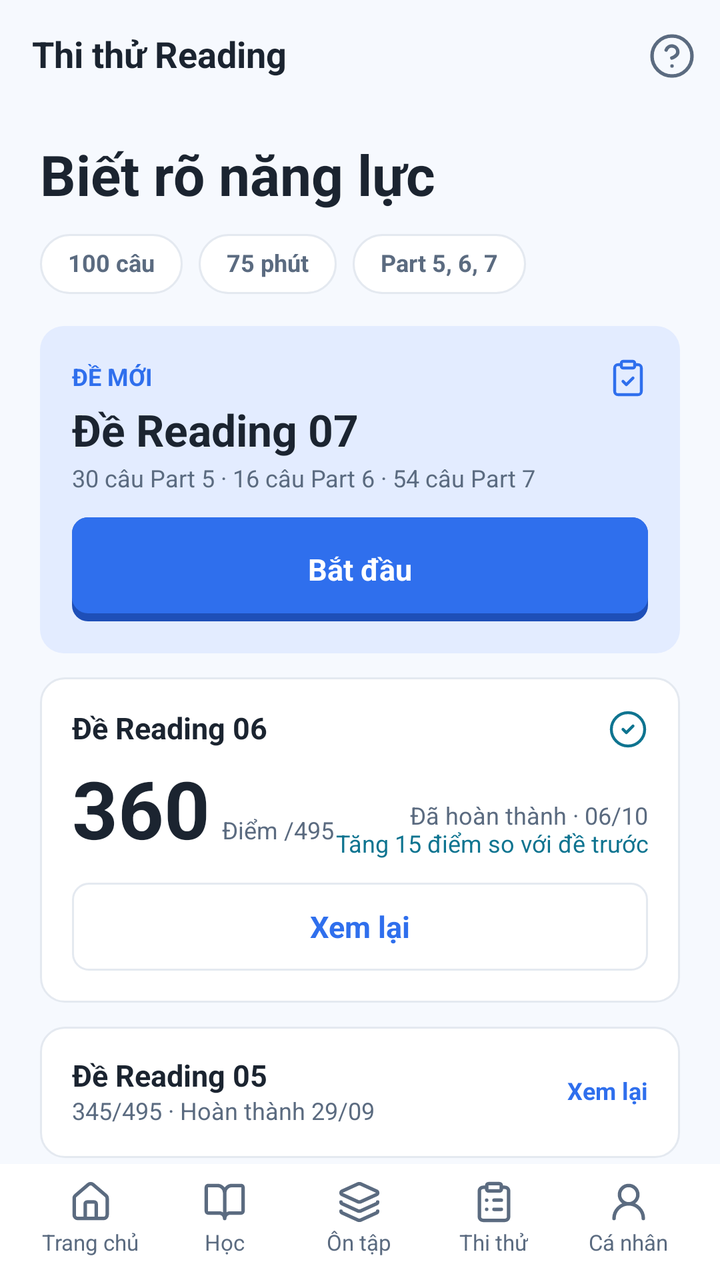
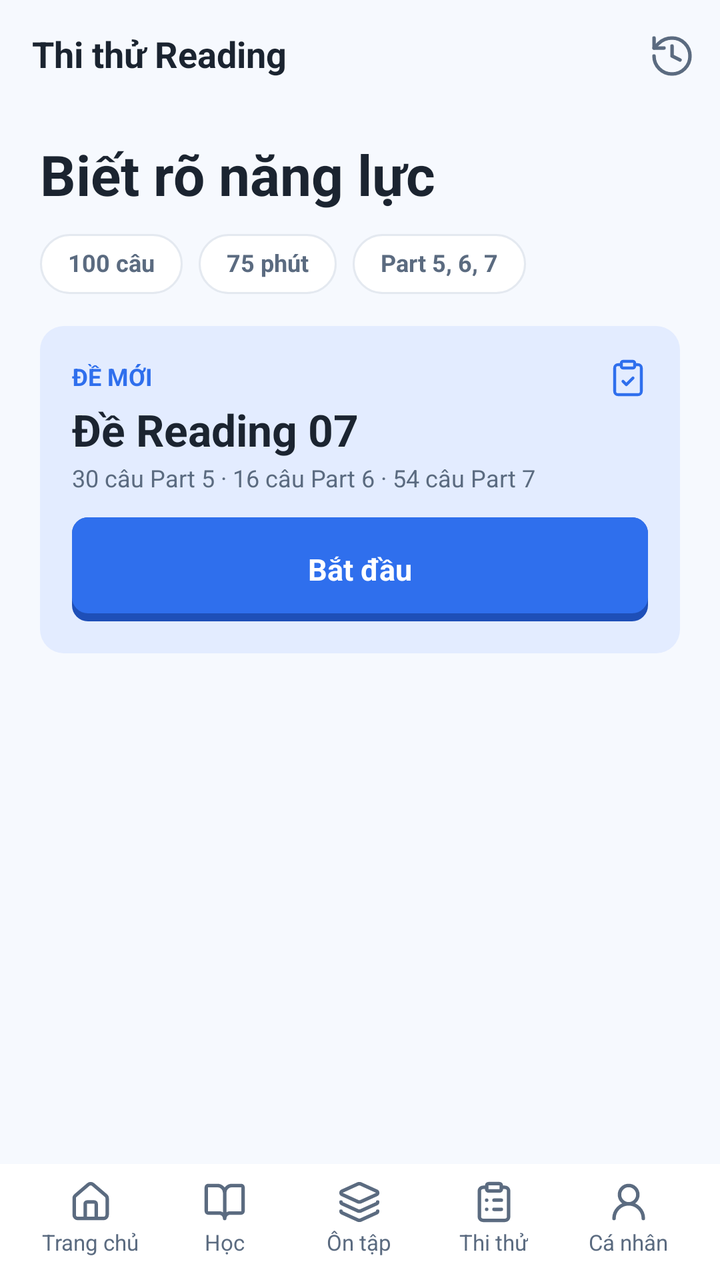

The first picture is an Android layout as it rendered before a commit; the second is the same layout after the commit. The layout source and the unified diff follow.
<!-- AndroidManifest.xml: application theme Theme.NT118_Project -->
<!-- res/layout/fragment_exam_list.xml -->
<?xml version="1.0" encoding="utf-8"?>
<androidx.constraintlayout.widget.ConstraintLayout
    xmlns:android="http://schemas.android.com/apk/res/android"
    xmlns:app="http://schemas.android.com/apk/res-auto"
    android:layout_width="match_parent"
    android:layout_height="match_parent"
    android:background="@color/app_bg">
    <androidx.constraintlayout.widget.Guideline
        android:id="@+id/guideStart"
        android:layout_width="wrap_content"
        android:layout_height="wrap_content"
        android:orientation="vertical"
        app:layout_constraintGuide_percent="@dimen/guide_start" />
    <androidx.constraintlayout.widget.Guideline
        android:id="@+id/guideEnd"
        android:layout_width="wrap_content"
        android:layout_height="wrap_content"
        android:orientation="vertical"
        app:layout_constraintGuide_percent="@dimen/guide_end" />
    <LinearLayout
        android:layout_width="0dp"
        android:layout_height="0dp"
        android:id="@+id/screenColumn"
        app:layout_constraintStart_toStartOf="@id/guideStart"
        app:layout_constraintEnd_toEndOf="@id/guideEnd"
        app:layout_constraintTop_toTopOf="parent"
        app:layout_constraintBottom_toTopOf="@id/bottomNavHost"
        android:orientation="vertical">
        <LinearLayout
            android:layout_height="56dp"
            android:layout_width="match_parent"
            android:orientation="horizontal"
            android:gravity="center_vertical">
            <TextView
                android:layout_width="0dp"
                android:layout_weight="1"
                android:paddingStart="16dp"
                android:minHeight="48dp"
                android:gravity="center_vertical"
                android:layout_height="wrap_content"
                style="@style/Text.Title"
                android:text="@string/exam_list_16" />
            <ImageButton
                style="@style/IconButton"
                android:src="@drawable/ic_circle_help"
                android:tint="@color/app_text_secondary"
                android:contentDescription="@string/exam_list_15" />
        </LinearLayout>
        <androidx.core.widget.NestedScrollView
            android:layout_width="match_parent"
            android:layout_height="0dp"
            android:layout_weight="1"
            android:fillViewport="true">
            <LinearLayout
                android:paddingStart="20dp"
                android:paddingTop="16dp"
                android:paddingEnd="20dp"
                android:paddingBottom="28dp"
                android:layout_width="match_parent"
                android:layout_height="wrap_content"
                android:orientation="vertical">
                <TextView
                    android:textSize="28sp"
                    android:layout_width="match_parent"
                    android:layout_height="wrap_content"
                    style="@style/Text.Heading"
                    android:text="@string/exam_list_04" />
                <LinearLayout
                    android:layout_width="wrap_content"
                    android:layout_marginTop="12dp"
                    android:layout_height="wrap_content"
                    android:orientation="horizontal"
                    android:gravity="center_vertical">
                    <TextView
                        style="@style/Chip"
                        android:text="@string/exam_list_05"
                        android:layout_width="wrap_content"
                        android:layout_height="wrap_content" />
                    <TextView
                        style="@style/Chip"
                        android:text="@string/exam_list_06"
                        android:layout_width="wrap_content"
                        android:layout_height="wrap_content" />
                    <TextView
                        style="@style/Chip"
                        android:text="@string/exam_list_07"
                        android:layout_width="wrap_content"
                        android:layout_height="wrap_content" />
                </LinearLayout>
                <LinearLayout
                    android:background="@drawable/bg_panel"
                    android:padding="16dp"
                    android:layout_marginTop="16dp"
                    android:layout_width="match_parent"
                    android:layout_height="wrap_content"
                    android:orientation="vertical">
                    <LinearLayout
                        android:layout_width="match_parent"
                        android:layout_height="wrap_content"
                        android:orientation="horizontal"
                        android:gravity="center_vertical">
                        <TextView
                            android:layout_width="0dp"
                            android:layout_weight="1"
                            android:layout_height="wrap_content"
                            style="@style/Text.Link"
                            android:text="@string/exam_list_01" />
                        <ImageView
                            android:layout_width="20dp"
                            android:layout_height="20dp"
                            android:src="@drawable/ic_clipboard_check"
                            android:tint="@color/app_primary"
                            android:importantForAccessibility="no" />
                    </LinearLayout>
                    <TextView
                        android:textSize="22sp"
                        android:layout_marginTop="4dp"
                        android:layout_width="match_parent"
                        android:layout_height="wrap_content"
                        style="@style/Text.Title"
                        android:text="@string/exam_list_02" />
                    <TextView
                        android:layout_marginTop="4dp"
                        android:layout_width="match_parent"
                        android:layout_height="wrap_content"
                        style="@style/Text.Caption"
                        android:text="@string/exam_list_03" />
                    <TextView
                        android:layout_marginTop="12dp"
                        style="@style/Button.Primary"
                        android:text="@string/intro3_11"
                        android:tag="nav:exam_take" />
                </LinearLayout>
                <LinearLayout
                    android:layout_marginTop="12dp"
                    android:padding="16dp"
                    android:background="@drawable/bg_card"
                    android:layout_width="match_parent"
                    android:layout_height="wrap_content"
                    android:orientation="vertical"
                    android:clickable="true"
                    android:focusable="true"
                    android:tag="nav:exam_result"
                    android:foreground="?attr/selectableItemBackground">
                    <LinearLayout
                        android:layout_width="match_parent"
                        android:layout_height="wrap_content"
                        android:orientation="horizontal"
                        android:gravity="center_vertical">
                        <TextView
                            android:layout_width="0dp"
                            android:layout_weight="1"
                            android:textStyle="bold"
                            android:layout_height="wrap_content"
                            style="@style/Text.Body"
                            android:text="@string/exam_list_08" />
                        <ImageView
                            android:layout_width="20dp"
                            android:layout_height="20dp"
                            android:src="@drawable/ic_circle_check"
                            android:tint="@color/app_teal"
                            android:importantForAccessibility="no" />
                    </LinearLayout>
                    <LinearLayout
                        android:layout_marginTop="8dp"
                        android:gravity="bottom"
                        android:layout_width="match_parent"
                        android:layout_height="wrap_content"
                        android:orientation="horizontal">
                        <TextView
                            android:textSize="40sp"
                            android:layout_width="wrap_content"
                            android:layout_height="wrap_content"
                            style="@style/Text.Display"
                            android:text="@string/intro3_02" />
                        <TextView
                            android:layout_marginStart="6dp"
                            android:layout_width="wrap_content"
                            android:layout_height="wrap_content"
                            style="@style/Text.Caption"
                            android:text="@string/exam_list_09" />
                        <LinearLayout
                            android:layout_width="0dp"
                            android:layout_weight="1"
                            android:layout_height="wrap_content"
                            android:orientation="vertical">
                            <TextView
                                android:gravity="end"
                                android:layout_width="match_parent"
                                android:layout_height="wrap_content"
                                style="@style/Text.Caption"
                                android:text="@string/exam_list_10" />
                            <TextView
                                android:gravity="end"
                                android:textColor="@color/app_teal"
                                android:layout_width="match_parent"
                                android:layout_height="wrap_content"
                                style="@style/Text.Caption"
                                android:text="@string/exam_list_11" />
                        </LinearLayout>
                    </LinearLayout>
                    <TextView
                        android:layout_marginTop="12dp"
                        android:layout_height="44dp"
                        style="@style/Button.Outline"
                        android:text="@string/exam_list_12"
                        android:tag="nav:exam_result" />
                </LinearLayout>
                <LinearLayout
                    android:background="@drawable/bg_card"
                    android:padding="16dp"
                    android:layout_marginTop="12dp"
                    android:layout_width="match_parent"
                    android:layout_height="wrap_content"
                    android:orientation="horizontal"
                    android:gravity="center_vertical"
                    android:clickable="true"
                    android:focusable="true"
                    android:tag="nav:exam_result"
                    android:foreground="?attr/selectableItemBackground">
                    <LinearLayout
                        android:layout_width="0dp"
                        android:layout_weight="1"
                        android:layout_height="wrap_content"
                        android:orientation="vertical">
                        <TextView
                            android:textStyle="bold"
                            android:layout_width="match_parent"
                            android:layout_height="wrap_content"
                            style="@style/Text.Body"
                            android:text="@string/exam_list_13" />
                        <TextView
                            android:layout_marginTop="2dp"
                            android:layout_width="match_parent"
                            android:layout_height="wrap_content"
                            style="@style/Text.Caption"
                            android:text="@string/exam_list_14" />
                    </LinearLayout>
                    <TextView
                        android:layout_width="wrap_content"
                        android:layout_height="wrap_content"
                        style="@style/Text.Link"
                        android:text="@string/exam_list_12" />
                </LinearLayout>
            </LinearLayout>
        </androidx.core.widget.NestedScrollView>
    </LinearLayout>
    <FrameLayout
        android:id="@+id/bottomNavHost"
        android:layout_width="0dp"
        android:layout_height="wrap_content"
        android:tag="navtab:exam_list"
        app:layout_constraintStart_toStartOf="parent"
        app:layout_constraintEnd_toEndOf="parent"
        app:layout_constraintBottom_toBottomOf="parent">
        <include
            layout="@layout/layout_bottom_nav"
            android:layout_width="match_parent"
            android:layout_height="wrap_content" />
    </FrameLayout>
</androidx.constraintlayout.widget.ConstraintLayout>
<!-- res/layout/layout_bottom_nav.xml (included above) -->
<?xml version="1.0" encoding="utf-8"?>
<LinearLayout xmlns:android="http://schemas.android.com/apk/res/android"
    android:id="@+id/bottomNav"
    android:layout_width="match_parent"
    android:layout_height="80dp"
    android:background="@color/app_surface"
    android:orientation="horizontal"
    android:paddingStart="12dp"
    android:paddingTop="8dp"
    android:paddingEnd="12dp"
    android:paddingBottom="12dp">

    <LinearLayout
        android:id="@+id/tabHome"
        style="@style/NavTab">
        <ImageView
            android:layout_width="22dp"
            android:layout_height="22dp"
            android:importantForAccessibility="no"
            android:src="@drawable/ic_house"
            android:tint="@color/app_text_secondary" />
        <TextView
            style="@style/Text"
            android:layout_width="wrap_content"
            android:layout_height="wrap_content"
            android:layout_marginTop="3dp"
            android:text="@string/tab_home"
            android:textColor="@color/app_text_secondary"
            android:textSize="11sp" />
    </LinearLayout>

    <LinearLayout
        android:id="@+id/tabLearn"
        style="@style/NavTab">
        <ImageView
            android:layout_width="22dp"
            android:layout_height="22dp"
            android:importantForAccessibility="no"
            android:src="@drawable/ic_book_open"
            android:tint="@color/app_text_secondary" />
        <TextView
            style="@style/Text"
            android:layout_width="wrap_content"
            android:layout_height="wrap_content"
            android:layout_marginTop="3dp"
            android:text="@string/tab_learn"
            android:textColor="@color/app_text_secondary"
            android:textSize="11sp" />
    </LinearLayout>

    <LinearLayout
        android:id="@+id/tabReview"
        style="@style/NavTab">
        <ImageView
            android:layout_width="22dp"
            android:layout_height="22dp"
            android:importantForAccessibility="no"
            android:src="@drawable/ic_layers"
            android:tint="@color/app_text_secondary" />
        <TextView
            style="@style/Text"
            android:layout_width="wrap_content"
            android:layout_height="wrap_content"
            android:layout_marginTop="3dp"
            android:text="@string/tab_review"
            android:textColor="@color/app_text_secondary"
            android:textSize="11sp" />
    </LinearLayout>

    <LinearLayout
        android:id="@+id/tabExam"
        style="@style/NavTab">
        <ImageView
            android:layout_width="22dp"
            android:layout_height="22dp"
            android:importantForAccessibility="no"
            android:src="@drawable/ic_clipboard_list"
            android:tint="@color/app_text_secondary" />
        <TextView
            style="@style/Text"
            android:layout_width="wrap_content"
            android:layout_height="wrap_content"
            android:layout_marginTop="3dp"
            android:text="@string/tab_exam"
            android:textColor="@color/app_text_secondary"
            android:textSize="11sp" />
    </LinearLayout>

    <LinearLayout
        android:id="@+id/tabProfile"
        style="@style/NavTab">
        <ImageView
            android:layout_width="22dp"
            android:layout_height="22dp"
            android:importantForAccessibility="no"
            android:src="@drawable/ic_user_round"
            android:tint="@color/app_text_secondary" />
        <TextView
            style="@style/Text"
            android:layout_width="wrap_content"
            android:layout_height="wrap_content"
            android:layout_marginTop="3dp"
            android:text="@string/tab_profile"
            android:textColor="@color/app_text_secondary"
            android:textSize="11sp" />
    </LinearLayout>
</LinearLayout>
<!-- resources referenced by this layout -->
<resources>
  <color name="app_bg">#F6F9FE</color>
  <color name="app_primary">#2F6FED</color>
  <color name="app_surface">#FFFFFF</color>
  <color name="app_teal">#0E7490</color>
  <!-- drawable bg_card (drawable) -->
  <?xml version="1.0" encoding="utf-8"?>
  <shape xmlns:android="http://schemas.android.com/apk/res/android" android:shape="rectangle">
      <solid android:color="@color/app_surface" />
      <stroke android:width="1dp" android:color="@color/app_border" />
      <corners android:radius="12dp" />
  </shape>
  <!-- drawable ic_circle_check (drawable) -->
  <?xml version="1.0" encoding="utf-8"?>
  <vector xmlns:android="http://schemas.android.com/apk/res/android"
      android:width="24dp"
      android:height="24dp"
      android:viewportWidth="24"
      android:viewportHeight="24">
      <path
          android:pathData="M22 12a10 10 0 1 1-20 0 10 10 0 0 1 20 0z"
          android:strokeColor="#FF000000"
          android:strokeWidth="1.75"
          android:strokeLineCap="round"
          android:strokeLineJoin="round" />
      <path
          android:pathData="m9 12 2 2 4-4"
          android:strokeColor="#FF000000"
          android:strokeWidth="1.75"
          android:strokeLineCap="round"
          android:strokeLineJoin="round" />
  </vector>
  <!-- drawable ic_circle_help (drawable) -->
  <?xml version="1.0" encoding="utf-8"?>
  <vector xmlns:android="http://schemas.android.com/apk/res/android"
      android:width="24dp"
      android:height="24dp"
      android:viewportWidth="24"
      android:viewportHeight="24">
      <path
          android:pathData="M22 12a10 10 0 1 1-20 0 10 10 0 0 1 20 0z"
          android:strokeColor="#FF000000"
          android:strokeWidth="1.75"
          android:strokeLineCap="round"
          android:strokeLineJoin="round" />
      <path
          android:pathData="M9.09 9a3 3 0 0 1 5.83 1c0 2-3 3-3 3"
          android:strokeColor="#FF000000"
          android:strokeWidth="1.75"
          android:strokeLineCap="round"
          android:strokeLineJoin="round" />
      <path
          android:pathData="M12 17h.01"
          android:strokeColor="#FF000000"
          android:strokeWidth="1.75"
          android:strokeLineCap="round"
          android:strokeLineJoin="round" />
  </vector>
  <string name="exam_list_01">ĐỀ MỚI</string>
  <string name="exam_list_05">100 câu</string>
  <string name="exam_list_06">75 phút</string>
  <string name="exam_list_08">Đề Reading 06</string>
  <string name="exam_list_09">Điểm /495</string>
  <string name="exam_list_10">Đã hoàn thành · 06/10</string>
  <string name="exam_list_11">Tăng 15 điểm so với đề trước</string>
  <string name="exam_list_12">Xem lại</string>
  <string name="exam_list_13">Đề Reading 05</string>
  <string name="exam_list_14">345/495 · Hoàn thành 29/09</string>
  <string name="exam_list_15">Trợ giúp</string>
  <string name="intro3_02">360</string>
  <string name="intro3_11">Bắt đầu</string>
  <string name="tab_exam">Thi thử</string>
  <string name="tab_home">Trang chủ</string>
  <string name="tab_learn">Học</string>
  <string name="tab_profile">Cá nhân</string>
  <string name="tab_review">Ôn tập</string>
  <style name="Button.Outline">
          <item name="android:background">@drawable/bg_field</item>
          <item name="android:textColor">@color/app_primary</item>
      </style>
  <style name="Text.Body">
          <item name="android:textSize">15sp</item>
          <item name="android:lineSpacingExtra">4sp</item>
      </style>
  <style name="Text.Display">
          <item name="android:textSize">56sp</item>
          <item name="android:textStyle">bold</item>
      </style>
  <color name="app_border">#E4E9F0</color>
  <!-- drawable bg_field (drawable) -->
  <?xml version="1.0" encoding="utf-8"?>
  <shape xmlns:android="http://schemas.android.com/apk/res/android" android:shape="rectangle">
      <solid android:color="@color/app_surface" />
      <stroke android:width="1dp" android:color="@color/app_border" />
      <corners android:radius="8dp" />
  </shape>
  <dimen name="icon_button">48dp</dimen>
  <color name="app_text">#1B2430</color>
  <!-- unchanged entries left out for length: 32 -->
</resources>

<!-- the commit's change to res/layout/fragment_exam_list.xml (unified diff, before → after) -->
@@ -32,6 +32,7 @@
             android:orientation="horizontal"
             android:gravity="center_vertical">
             <TextView
+                android:id="@+id/txtTitle"
                 android:layout_width="0dp"
                 android:layout_weight="1"
                 android:paddingStart="16dp"
@@ -41,10 +42,11 @@
                 style="@style/Text.Title"
                 android:text="@string/exam_list_16" />
             <ImageButton
+                android:id="@+id/btnHistory"
                 style="@style/IconButton"
-                android:src="@drawable/ic_circle_help"
+                android:src="@drawable/ic_history"
                 android:tint="@color/app_text_secondary"
-                android:contentDescription="@string/exam_list_15" />
+                android:contentDescription="@string/assess_history" />
         </LinearLayout>
         <androidx.core.widget.NestedScrollView
             android:layout_width="match_parent"
@@ -88,6 +90,7 @@
                         android:layout_height="wrap_content" />
                 </LinearLayout>
                 <LinearLayout
+                    android:id="@+id/panelNext"
                     android:background="@drawable/bg_panel"
                     android:padding="16dp"
                     android:layout_marginTop="16dp"
@@ -100,6 +103,7 @@
                         android:orientation="horizontal"
                         android:gravity="center_vertical">
                         <TextView
+                            android:id="@+id/txtNextBadge"
                             android:layout_width="0dp"
                             android:layout_weight="1"
                             android:layout_height="wrap_content"
@@ -113,6 +117,7 @@
                             android:importantForAccessibility="no" />
                     </LinearLayout>
                     <TextView
+                        android:id="@+id/txtNextTitle"
                         android:textSize="22sp"
                         android:layout_marginTop="4dp"
                         android:layout_width="match_parent"
@@ -120,128 +125,29 @@
                         style="@style/Text.Title"
                         android:text="@string/exam_list_02" />
                     <TextView
+                        android:id="@+id/txtNextCaption"
                         android:layout_marginTop="4dp"
                         android:layout_width="match_parent"
                         android:layout_height="wrap_content"
                         style="@style/Text.Caption"
                         android:text="@string/exam_list_03" />
                     <TextView
+                        android:id="@+id/btnNextStart"
                         android:layout_marginTop="12dp"
                         style="@style/Button.Primary"
-                        android:text="@string/intro3_11"
-                        android:tag="nav:exam_take" />
+                        android:text="@string/intro3_11" />
                 </LinearLayout>
                 <LinearLayout
-                    android:layout_marginTop="12dp"
-                    android:padding="16dp"
-                    android:background="@drawable/bg_card"
+                    android:id="@+id/examList"
                     android:layout_width="match_parent"
                     android:layout_height="wrap_content"
-                    android:orientation="vertical"
-                    android:clickable="true"
-                    android:focusable="true"
-                    android:tag="nav:exam_result"
-                    android:foreground="?attr/selectableItemBackground">
-                    <LinearLayout
-                        android:layout_width="match_parent"
-                        android:layout_height="wrap_content"
-                        android:orientation="horizontal"
-                        android:gravity="center_vertical">
-                        <TextView
-                            android:layout_width="0dp"
-                            android:layout_weight="1"
-                            android:textStyle="bold"
-                            android:layout_height="wrap_content"
-                            style="@style/Text.Body"
-                            android:text="@string/exam_list_08" />
-                        <ImageView
-                            android:layout_width="20dp"
-                            android:layout_height="20dp"
-                            android:src="@drawable/ic_circle_check"
-                            android:tint="@color/app_teal"
-                            android:importantForAccessibility="no" />
-                    </LinearLayout>
-                    <LinearLayout
-                        android:layout_marginTop="8dp"
-                        android:gravity="bottom"
-                        android:layout_width="match_parent"
-                        android:layout_height="wrap_content"
-                        android:orientation="horizontal">
-                        <TextView
-                            android:textSize="40sp"
-                            android:layout_width="wrap_content"
-                            android:layout_height="wrap_content"
-                            style="@style/Text.Display"
-                            android:text="@string/intro3_02" />
-                        <TextView
-                            android:layout_marginStart="6dp"
-                            android:layout_width="wrap_content"
-                            android:layout_height="wrap_content"
-                            style="@style/Text.Caption"
-                            android:text="@string/exam_list_09" />
-                        <LinearLayout
-                            android:layout_width="0dp"
-                            android:layout_weight="1"
-                            android:layout_height="wrap_content"
-                            android:orientation="vertical">
-                            <TextView
-                                android:gravity="end"
-                                android:layout_width="match_parent"
-                                android:layout_height="wrap_content"
-                                style="@style/Text.Caption"
-                                android:text="@string/exam_list_10" />
-                            <TextView
-                                android:gravity="end"
-                                android:textColor="@color/app_teal"
-                                android:layout_width="match_parent"
-                                android:layout_height="wrap_content"
-                                style="@style/Text.Caption"
-                                android:text="@string/exam_list_11" />
-                        </LinearLayout>
-                    </LinearLayout>
-                    <TextView
+                    android:orientation="vertical" />
+                    <TextView
+                        android:id="@+id/txtStatus"
                         android:layout_marginTop="12dp"
-                        android:layout_height="44dp"
-                        style="@style/Button.Outline"
-                        android:text="@string/exam_list_12"
-                        android:tag="nav:exam_result" />
-                </LinearLayout>
-                <LinearLayout
-                    android:background="@drawable/bg_card"
-                    android:padding="16dp"
-                    android:layout_marginTop="12dp"
-                    android:layout_width="match_parent"
-                    android:layout_height="wrap_content"
-                    android:orientation="horizontal"
-                    android:gravity="center_vertical"
-                    android:clickable="true"
-                    android:focusable="true"
-                    android:tag="nav:exam_result"
-                    android:foreground="?attr/selectableItemBackground">
-                    <LinearLayout
-                        android:layout_width="0dp"
-                        android:layout_weight="1"
-                        android:layout_height="wrap_content"
-                        android:orientation="vertical">
-                        <TextView
-                            android:textStyle="bold"
-                            android:layout_width="match_parent"
-                            android:layout_height="wrap_content"
-                            style="@style/Text.Body"
-                            android:text="@string/exam_list_13" />
-                        <TextView
-                            android:layout_marginTop="2dp"
-                            android:layout_width="match_parent"
-                            android:layout_height="wrap_content"
-                            style="@style/Text.Caption"
-                            android:text="@string/exam_list_14" />
-                    </LinearLayout>
-                    <TextView
-                        android:layout_width="wrap_content"
-                        android:layout_height="wrap_content"
-                        style="@style/Text.Link"
-                        android:text="@string/exam_list_12" />
-                </LinearLayout>
+                        android:layout_width="match_parent"
+                        android:layout_height="wrap_content"
+                        style="@style/Text.Caption" />
             </LinearLayout>
         </androidx.core.widget.NestedScrollView>
     </LinearLayout>
<!-- resource entries referenced after the edit -->
@@ -3,15 +3,7 @@
   <color name="app_bg">#F6F9FE</color>
   <color name="app_primary">#2F6FED</color>
   <color name="app_surface">#FFFFFF</color>
-  <color name="app_teal">#0E7490</color>
-  <!-- drawable bg_card (drawable) -->
-  <?xml version="1.0" encoding="utf-8"?>
-  <shape xmlns:android="http://schemas.android.com/apk/res/android" android:shape="rectangle">
-      <solid android:color="@color/app_surface" />
-      <stroke android:width="1dp" android:color="@color/app_border" />
-      <corners android:radius="12dp" />
-  </shape>
-  <!-- drawable ic_circle_check (drawable) -->
+  <!-- drawable ic_history (drawable) -->
   <?xml version="1.0" encoding="utf-8"?>
   <vector xmlns:android="http://schemas.android.com/apk/res/android"
       android:width="24dp"
@@ -19,82 +11,35 @@
       android:viewportWidth="24"
       android:viewportHeight="24">
       <path
-          android:pathData="M22 12a10 10 0 1 1-20 0 10 10 0 0 1 20 0z"
+          android:pathData="M3 12a9 9 0 1 0 9-9 9.75 9.75 0 0 0-6.74 2.74L3 8"
           android:strokeColor="#FF000000"
           android:strokeWidth="1.75"
           android:strokeLineCap="round"
           android:strokeLineJoin="round" />
       <path
-          android:pathData="m9 12 2 2 4-4"
+          android:pathData="M3 3v5h5"
+          android:strokeColor="#FF000000"
+          android:strokeWidth="1.75"
+          android:strokeLineCap="round"
+          android:strokeLineJoin="round" />
+      <path
+          android:pathData="M12 7v5l4 2"
           android:strokeColor="#FF000000"
           android:strokeWidth="1.75"
           android:strokeLineCap="round"
           android:strokeLineJoin="round" />
   </vector>
-  <!-- drawable ic_circle_help (drawable) -->
-  <?xml version="1.0" encoding="utf-8"?>
-  <vector xmlns:android="http://schemas.android.com/apk/res/android"
-      android:width="24dp"
-      android:height="24dp"
-      android:viewportWidth="24"
-      android:viewportHeight="24">
-      <path
-          android:pathData="M22 12a10 10 0 1 1-20 0 10 10 0 0 1 20 0z"
-          android:strokeColor="#FF000000"
-          android:strokeWidth="1.75"
-          android:strokeLineCap="round"
-          android:strokeLineJoin="round" />
-      <path
-          android:pathData="M9.09 9a3 3 0 0 1 5.83 1c0 2-3 3-3 3"
-          android:strokeColor="#FF000000"
-          android:strokeWidth="1.75"
-          android:strokeLineCap="round"
-          android:strokeLineJoin="round" />
-      <path
-          android:pathData="M12 17h.01"
-          android:strokeColor="#FF000000"
-          android:strokeWidth="1.75"
-          android:strokeLineCap="round"
-          android:strokeLineJoin="round" />
-  </vector>
+  <string name="assess_history">Lịch sử làm bài</string>
   <string name="exam_list_01">ĐỀ MỚI</string>
   <string name="exam_list_05">100 câu</string>
   <string name="exam_list_06">75 phút</string>
-  <string name="exam_list_08">Đề Reading 06</string>
-  <string name="exam_list_09">Điểm /495</string>
-  <string name="exam_list_10">Đã hoàn thành · 06/10</string>
-  <string name="exam_list_11">Tăng 15 điểm so với đề trước</string>
-  <string name="exam_list_12">Xem lại</string>
-  <string name="exam_list_13">Đề Reading 05</string>
-  <string name="exam_list_14">345/495 · Hoàn thành 29/09</string>
-  <string name="exam_list_15">Trợ giúp</string>
-  <string name="intro3_02">360</string>
   <string name="intro3_11">Bắt đầu</string>
   <string name="tab_exam">Thi thử</string>
   <string name="tab_home">Trang chủ</string>
   <string name="tab_learn">Học</string>
   <string name="tab_profile">Cá nhân</string>
   <string name="tab_review">Ôn tập</string>
-  <style name="Button.Outline">
-          <item name="android:background">@drawable/bg_field</item>
-          <item name="android:textColor">@color/app_primary</item>
-      </style>
-  <style name="Text.Body">
-          <item name="android:textSize">15sp</item>
-          <item name="android:lineSpacingExtra">4sp</item>
-      </style>
-  <style name="Text.Display">
-          <item name="android:textSize">56sp</item>
-          <item name="android:textStyle">bold</item>
-      </style>
   <color name="app_border">#E4E9F0</color>
-  <!-- drawable bg_field (drawable) -->
-  <?xml version="1.0" encoding="utf-8"?>
-  <shape xmlns:android="http://schemas.android.com/apk/res/android" android:shape="rectangle">
-      <solid android:color="@color/app_surface" />
-      <stroke android:width="1dp" android:color="@color/app_border" />
-      <corners android:radius="8dp" />
-  </shape>
   <dimen name="icon_button">48dp</dimen>
   <color name="app_text">#1B2430</color>
   <!-- unchanged entries left out for length: 32 -->
